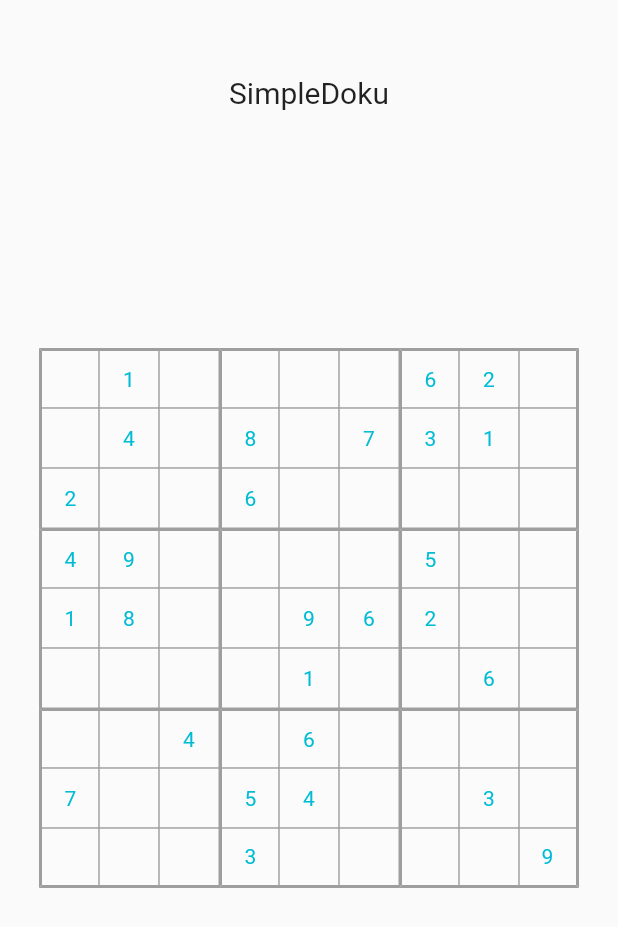
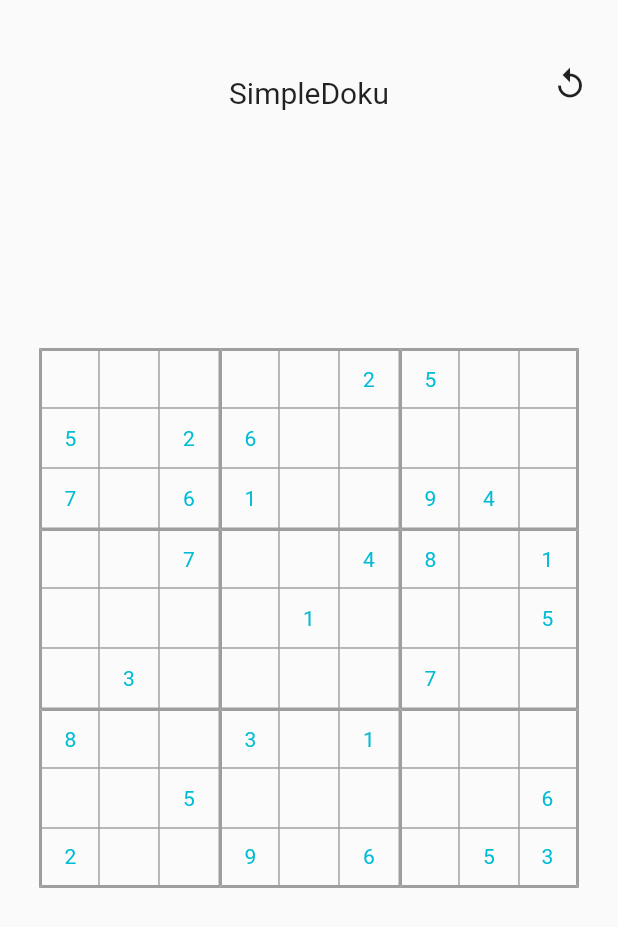
Before and after one commit to erikgoe/SimpleDoku, a Flutter app: the GameMenu screen opened directly, on a phone screen of 412 x 824 dp. Shown: the top 927 px of the screen. Run offline on Flutter 3.47's test engine with Material 2 defaults, Android fonts, the phone set to English and light mode, and no system bars.

Commit message:
Update Number pad & reload button

```diff
--- a/repo/lib/Board.dart
+++ b/repo/lib/Board.dart
@@ -7,9 +7,12 @@ class Board {
   static final int boardBaseBlock = 3;
   List<List<Field>> fields;
 
-  Board.modify(int number, int seed) {
+  Board.modify(int seed) {
+    var rnd = Random(seed);
+
     clear();
-    var toCopy = PredefinedBoards.boards[number].fields;
+    var toCopy = PredefinedBoards
+        .boards[rnd.nextInt(PredefinedBoards.boards.length)].fields;
     for (int y = 0; y < boardBase; y++) {
       for (int x = 0; x < boardBase; x++) {
         fields[y][x] = Field.of(toCopy[y][x]);
@@ -17,7 +20,6 @@ class Board {
     }
 
     print("shuffle board $seed");
-    var rnd = Random();
     shuffle(rnd);
   }
 
@@ -91,12 +93,12 @@ class Board {
     callWith3Permutation(swapRowBlock, rnd.nextInt(6));
     callWith3Permutation(swapColumnBlock, rnd.nextInt(6));
 
-    callWith3Permutation((f, s)=>swapRows(0, f, s), rnd.nextInt(6));
-    callWith3Permutation((f, s)=>swapRows(1, f, s), rnd.nextInt(6));
-    callWith3Permutation((f, s)=>swapRows(2, f, s), rnd.nextInt(6));
-    callWith3Permutation((f, s)=>swapColumns(0, f, s), rnd.nextInt(6));
-    callWith3Permutation((f, s)=>swapColumns(1, f, s), rnd.nextInt(6));
-    callWith3Permutation((f, s)=>swapColumns(2, f, s), rnd.nextInt(6));
+    callWith3Permutation((f, s) => swapRows(0, f, s), rnd.nextInt(6));
+    callWith3Permutation((f, s) => swapRows(1, f, s), rnd.nextInt(6));
+    callWith3Permutation((f, s) => swapRows(2, f, s), rnd.nextInt(6));
+    callWith3Permutation((f, s) => swapColumns(0, f, s), rnd.nextInt(6));
+    callWith3Permutation((f, s) => swapColumns(1, f, s), rnd.nextInt(6));
+    callWith3Permutation((f, s) => swapColumns(2, f, s), rnd.nextInt(6));
 
     permutateNumbers(rnd.nextInt(362880));
 
--- a/repo/lib/GameMenu.dart
+++ b/repo/lib/GameMenu.dart
@@ -1,3 +1,5 @@
+import 'dart:math';
+
 import 'package:flutter/material.dart';
 import 'package:flutter/widgets.dart';
 
@@ -12,10 +14,18 @@ class GameMenu extends StatefulWidget {
 }
 
 class _GameMenuState extends State<GameMenu> {
-  var board = Board.modify(0, 0);
+  Board board;
   Field focussed;
   bool win = false;
   bool finished = false;
+
+  _GameMenuState() {
+    createNewBoard();
+  }
+
+  void createNewBoard() {
+    board = Board.modify(Random().nextInt(1 << 32));
+  }
 
   void checkBoard() {
     if (!board.hasEmpty() || finished) {
@@ -40,15 +50,33 @@ class _GameMenuState extends State<GameMenu> {
             });
           },
         ),
-            Row(
-                mainAxisAlignment: MainAxisAlignment.center,
+        // Title
+        Row(mainAxisAlignment: MainAxisAlignment.center, children: <Widget>[
+          Padding(
+            padding: const EdgeInsets.all(50.0),
+            child: Text(!win ? "SimpleDoku" : "Congratulations, you won!",
+                style:
+                    TextStyle(fontSize: 20, color: win ? Colors.green : null)),
+          )
+        ]),
+        // Reload button
+        (!win
+            ? Row(
+              mainAxisAlignment: MainAxisAlignment.end,
                 children: <Widget>[
                   Padding(
-                      padding: const EdgeInsets.all(50.0),
-                      child: Text(!win?"SimpleDoku":"Congratulations!",
-                          style: TextStyle(fontSize: 20, color: win?Colors.green:null)),
+                      padding: const EdgeInsets.symmetric(
+                          vertical: 32, horizontal: 8),
+                      child: IconButton(
+                        icon: Icon(Icons.replay),
+                        onPressed: () => setState(() {
+                              createNewBoard();
+                            }),
+                      ))
+                ],
               )
-                  ]),
+            : Container()),
+        // Game board
         Center(
             child: Column(
                 mainAxisSize: MainAxisSize.min,
@@ -121,7 +149,7 @@ class _GameMenuState extends State<GameMenu> {
                               .toList()),
                     )
                     .toList())),
-
+        // Number pad
         (focussed != null
             ? Column(
                 mainAxisAlignment: MainAxisAlignment.end,
@@ -129,12 +157,18 @@ class _GameMenuState extends State<GameMenu> {
                     Center(
                         child: Padding(
                       padding: const EdgeInsets.only(bottom: 16.0),
-                      child: Wrap(
-                        alignment: WrapAlignment.center,
-                        children: List.generate(
-                            Board.boardBase + 1,
-                            (i) => Padding(
-                                  padding: const EdgeInsets.symmetric(horizontal: 2.0),
+                      child: GridView.builder(
+                        gridDelegate: SliverGridDelegateWithFixedCrossAxisCount(
+                            crossAxisCount: 5,
+                            childAspectRatio: 1.6,
+                            mainAxisSpacing: 1),
+                        itemCount: Board.boardBase + 1,
+                        scrollDirection: Axis.vertical,
+                        shrinkWrap: true,
+                        itemBuilder: (context, i) {
+                          return Padding(
+                            padding:
+                                const EdgeInsets.symmetric(horizontal: 2.0),
                             child: OutlineButton(
                               child: (i == Board.boardBase
                                   ? Icon(Icons.delete)
@@ -150,12 +184,11 @@ class _GameMenuState extends State<GameMenu> {
                                 });
                               },
                             ),
-                                )),
+                          );
+                        },
                       ),
-                    ),
-                  )
-                ],
-              )
+                    ))
+                  ])
             : Container()),
       ]),
     );
--- a/repo/lib/main.dart
+++ b/repo/lib/main.dart
@@ -12,7 +12,7 @@ class MyApp extends StatelessWidget {
       theme: ThemeData(
         primarySwatch: Colors.cyan,
       ),
-      home: HomePage(),
+      home: GameMenu(),
     );
   }
 }
```
Also changed, not shown: 2 other files. Lines whose indentation alone changed are shown as unchanged.
